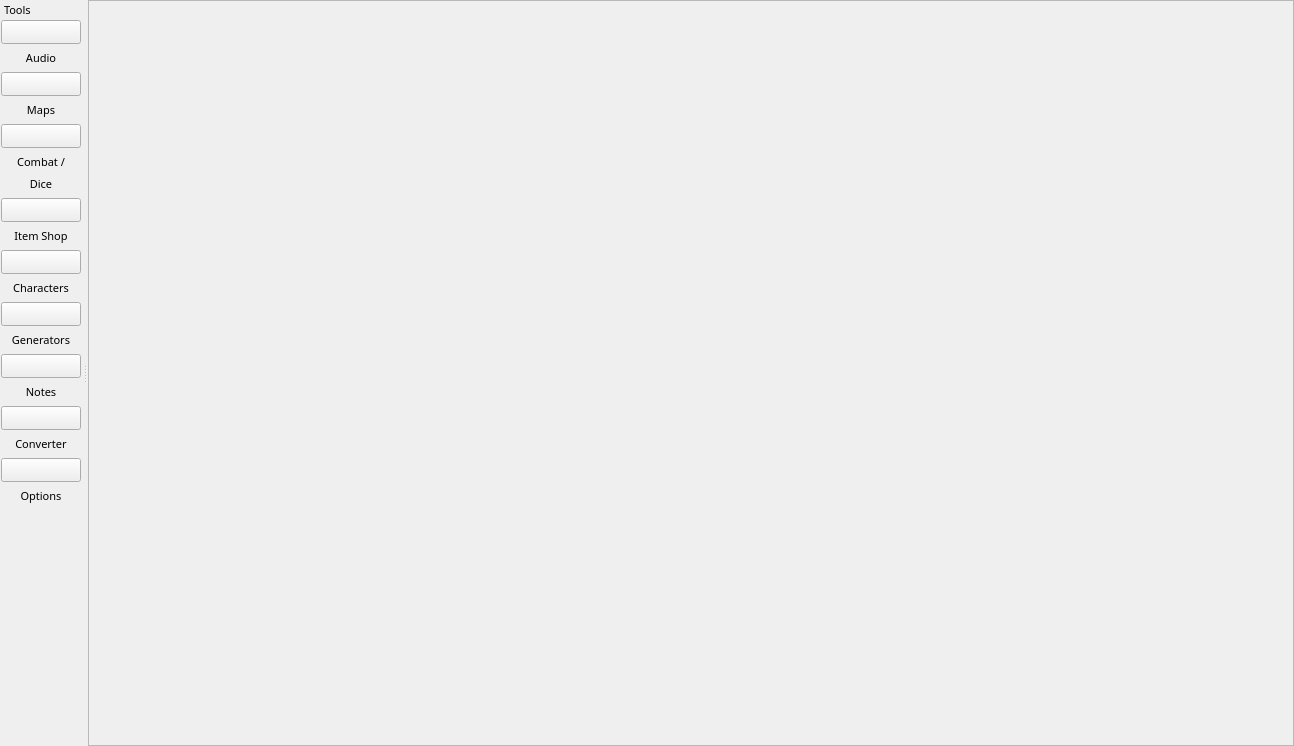
PhilInTheGaps/GM-Companion, file gm-companion/mainwindow.ui: the form before one commit.
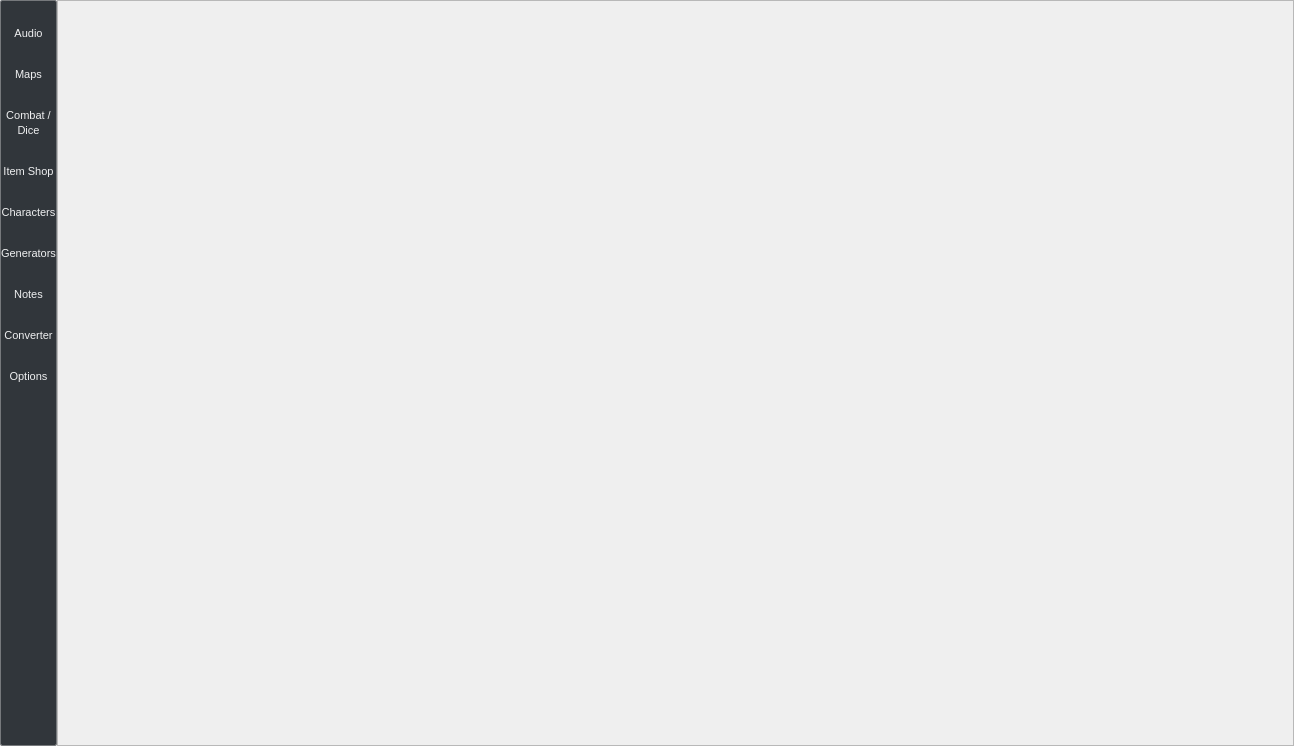
The form after the commit. Icons and pictures are not drawn.

Patch:
```diff
--- a/gm-companion/mainwindow.ui
+++ b/gm-companion/mainwindow.ui
@@ -62,6 +62,9 @@
     <string notr="true"/>
    </property>
    <layout class="QHBoxLayout" name="horizontalLayout">
+    <property name="spacing">
+     <number>0</number>
+    </property>
     <property name="leftMargin">
      <number>0</number>
     </property>
@@ -75,47 +78,12 @@
      <number>0</number>
     </property>
     <item>
-     <widget class="QStackedWidget" name="stackedWidget">
+     <widget class="QFrame" name="frame">
       <property name="sizePolicy">
-       <sizepolicy hsizetype="Preferred" vsizetype="Preferred">
+       <sizepolicy hsizetype="Maximum" vsizetype="Preferred">
         <horstretch>0</horstretch>
         <verstretch>0</verstretch>
        </sizepolicy>
-      </property>
-      <property name="frameShape">
-       <enum>QFrame::StyledPanel</enum>
-      </property>
-      <property name="frameShadow">
-       <enum>QFrame::Raised</enum>
-      </property>
-      <property name="lineWidth">
-       <number>1</number>
-      </property>
-     </widget>
-    </item>
-   </layout>
-  </widget>
-  <widget class="QDockWidget" name="dockWidget">
-   <property name="sizePolicy">
-    <sizepolicy hsizetype="Maximum" vsizetype="Minimum">
-     <horstretch>0</horstretch>
-     <verstretch>0</verstretch>
-    </sizepolicy>
-   </property>
-   <property name="minimumSize">
-    <size>
-     <width>82</width>
-     <height>334</height>
-    </size>
-   </property>
-   <property name="maximumSize">
-    <size>
-     <width>95</width>
-     <height>524287</height>
-    </size>
-   </property>
-   <property name="layoutDirection">
-    <enum>Qt::LeftToRight</enum>
    </property>
    <property name="styleSheet">
     <string notr="true">/*
@@ -174,303 +142,17 @@
     background-color: #18465d;
 }
 
-QCheckBox
-{
-    spacing: 5px;
-    outline: none;
-    color: #eff0f1;
-    margin-bottom: 2px;
-}
-
-QCheckBox:disabled
-{
-    color: #76797C;
-}
-
-QCheckBox::indicator,
-QGroupBox::indicator
-{
-    width: 18px;
-    height: 18px;
-}
-QGroupBox::indicator
-{
-    margin-left: 2px;
-}
-
-QCheckBox::indicator:unchecked
-{
-    image: url(:/qss_icons/rc/checkbox_unchecked.png);
-}
-
-QCheckBox::indicator:unchecked:hover,
-QCheckBox::indicator:unchecked:focus,
-QCheckBox::indicator:unchecked:pressed,
-QGroupBox::indicator:unchecked:hover,
-QGroupBox::indicator:unchecked:focus,
-QGroupBox::indicator:unchecked:pressed
-{
-  border: none;
-    image: url(:/qss_icons/rc/checkbox_unchecked_focus.png);
-}
-
-QCheckBox::indicator:checked
-{
-    image: url(:/qss_icons/rc/checkbox_checked.png);
-}
-
-QCheckBox::indicator:checked:hover,
-QCheckBox::indicator:checked:focus,
-QCheckBox::indicator:checked:pressed,
-QGroupBox::indicator:checked:hover,
-QGroupBox::indicator:checked:focus,
-QGroupBox::indicator:checked:pressed
-{
-  border: none;
-    image: url(:/qss_icons/rc/checkbox_checked_focus.png);
-}
-
-
-QCheckBox::indicator:indeterminate
-{
-    image: url(:/qss_icons/rc/checkbox_indeterminate.png);
-}
-
-QCheckBox::indicator:indeterminate:focus,
-QCheckBox::indicator:indeterminate:hover,
-QCheckBox::indicator:indeterminate:pressed
-{
-    image: url(:/qss_icons/rc/checkbox_indeterminate_focus.png);
-}
-
-QCheckBox::indicator:checked:disabled,
-QGroupBox::indicator:checked:disabled
-{
-    image: url(:/qss_icons/rc/checkbox_checked_disabled.png);
-}
-
-QCheckBox::indicator:unchecked:disabled,
-QGroupBox::indicator:unchecked:disabled
-{
-    image: url(:/qss_icons/rc/checkbox_unchecked_disabled.png);
-}
-
-QRadioButton
-{
-    spacing: 5px;
-    outline: none;
-    color: #eff0f1;
-    margin-bottom: 2px;
-}
-
-QRadioButton:disabled
-{
-    color: #76797C;
-}
-QRadioButton::indicator
-{
-    width: 21px;
-    height: 21px;
-}
-
-QRadioButton::indicator:unchecked
-{
-    image: url(:/qss_icons/rc/radio_unchecked.png);
-}
-
-
-QRadioButton::indicator:unchecked:hover,
-QRadioButton::indicator:unchecked:focus,
-QRadioButton::indicator:unchecked:pressed
-{
-    border: none;
-    outline: none;
-    image: url(:/qss_icons/rc/radio_unchecked_focus.png);
-}
-
-QRadioButton::indicator:checked
-{
-    border: none;
-    outline: none;
-    image: url(:/qss_icons/rc/radio_checked.png);
-}
-
-QRadioButton::indicator:checked:hover,
-QRadioButton::indicator:checked:focus,
-QRadioButton::indicator:checked:pressed
-{
-    border: none;
-    outline: none;
-    image: url(:/qss_icons/rc/radio_checked_focus.png);
-}
-
-QRadioButton::indicator:checked:disabled
-{
-    outline: none;
-    image: url(:/qss_icons/rc/radio_checked_disabled.png);
-}
-
-QRadioButton::indicator:unchecked:disabled
-{
-    image: url(:/qss_icons/rc/radio_unchecked_disabled.png);
-}
-
-
-QMenuBar
-{
-    background-color: #31363b;
-    color: #eff0f1;
-}
-
-QMenuBar::item
-{
-    background: transparent;
-}
-
-QMenuBar::item:selected
-{
-    background: transparent;
-    border: 1px solid #76797C;
-}
-
-QMenuBar::item:pressed
-{
-    border: 1px solid #76797C;
-    background-color: #3daee9;
-    color: #eff0f1;
-    margin-bottom:-1px;
-    padding-bottom:1px;
-}
-
-QMenu
-{
-    border: 1px solid #76797C;
-    color: #eff0f1;
-    margin: 2px;
-}
-
-QMenu::icon
-{
-    margin: 5px;
-}
-
-QMenu::item
-{
-    padding: 5px 30px 5px 30px;
-    border: 1px solid transparent; /* reserve space for selection border */
-}
-
-QMenu::item:selected
-{
-    color: #eff0f1;
-}
-
-QMenu::separator {
-    height: 2px;
-    background: lightblue;
-    margin-left: 10px;
-    margin-right: 5px;
-}
-
-QMenu::indicator {
-    width: 18px;
-    height: 18px;
-}
-
-/* non-exclusive indicator = check box style indicator
-   (see QActionGroup::setExclusive) */
-QMenu::indicator:non-exclusive:unchecked {
-    image: url(:/qss_icons/rc/checkbox_unchecked.png);
-}
-
-QMenu::indicator:non-exclusive:unchecked:selected {
-    image: url(:/qss_icons/rc/checkbox_unchecked_disabled.png);
-}
-
-QMenu::indicator:non-exclusive:checked {
-    image: url(:/qss_icons/rc/checkbox_checked.png);
-}
-
-QMenu::indicator:non-exclusive:checked:selected {
-    image: url(:/qss_icons/rc/checkbox_checked_disabled.png);
-}
-
-/* exclusive indicator = radio button style indicator (see QActionGroup::setExclusive) */
-QMenu::indicator:exclusive:unchecked {
-    image: url(:/qss_icons/rc/radio_unchecked.png);
-}
-
-QMenu::indicator:exclusive:unchecked:selected {
-    image: url(:/qss_icons/rc/radio_unchecked_disabled.png);
-}
-
-QMenu::indicator:exclusive:checked {
-    image: url(:/qss_icons/rc/radio_checked.png);
-}
-
-QMenu::indicator:exclusive:checked:selected {
-    image: url(:/qss_icons/rc/radio_checked_disabled.png);
-}
-
-QMenu::right-arrow {
-    margin: 5px;
-    image: url(:/qss_icons/rc/right_arrow.png)
-}
-
-
 QWidget:disabled
 {
     color: #454545;
     background-color: #31363b;
 }
 
-QAbstractItemView
-{
-    alternate-background-color: #31363b;
-    color: #eff0f1;
-    border: 1px solid 3A3939;
-    border-radius: 2px;
-}
-
 QWidget:focus, QMenuBar:focus
 {
     border: 1px solid #3daee9;
 }
 
-QTabWidget:focus, QCheckBox:focus, QRadioButton:focus, QSlider:focus
-{
-    border: none;
-}
-
-QLineEdit
-{
-    background-color: #232629;
-    padding: 5px;
-    border-style: solid;
-    border: 1px solid #76797C;
-    border-radius: 2px;
-    color: #eff0f1;
-}
-
-QAbstractItemView QLineEdit
-{
-    padding: 0;
-}
-
-QGroupBox {
-    border:1px solid #76797C;
-    border-radius: 2px;
-    margin-top: 20px;
-}
-
-QGroupBox::title {
-    subcontrol-origin: margin;
-    subcontrol-position: top center;
-    padding-left: 10px;
-    padding-right: 10px;
-    padding-top: 10px;
-}
-
 QAbstractScrollArea
 {
     border-radius: 2px;
@@ -478,86 +160,20 @@
     background-color: transparent;
 }
 
-QScrollBar:horizontal
-{
-    height: 15px;
-    margin: 3px 15px 3px 15px;
-    border: 1px transparent #2A2929;
-    border-radius: 4px;
-    background-color: #2A2929;
-}
-
-QScrollBar::handle:horizontal
-{
-    background-color: #605F5F;
-    min-width: 5px;
-    border-radius: 4px;
-}
-
-QScrollBar::add-line:horizontal
-{
-    margin: 0px 3px 0px 3px;
-    border-image: url(:/qss_icons/rc/right_arrow_disabled.png);
-    width: 10px;
-    height: 10px;
-    subcontrol-position: right;
-    subcontrol-origin: margin;
-}
-
-QScrollBar::sub-line:horizontal
-{
-    margin: 0px 3px 0px 3px;
-    border-image: url(:/qss_icons/rc/left_arrow_disabled.png);
-    height: 10px;
-    width: 10px;
-    subcontrol-position: left;
-    subcontrol-origin: margin;
-}
-
-QScrollBar::add-line:horizontal:hover,QScrollBar::add-line:horizontal:on
-{
-    border-image: url(:/qss_icons/rc/right_arrow.png);
-    height: 10px;
-    width: 10px;
-    subcontrol-position: right;
-    subcontrol-origin: margin;
-}
-
-
-QScrollBar::sub-line:horizontal:hover, QScrollBar::sub-line:horizontal:on
-{
-    border-image: url(:/qss_icons/rc/left_arrow.png);
-    height: 10px;
-    width: 10px;
-    subcontrol-position: left;
-    subcontrol-origin: margin;
-}
-
-QScrollBar::up-arrow:horizontal, QScrollBar::down-arrow:horizontal
-{
-    background: none;
-}
-
-
-QScrollBar::add-page:horizontal, QScrollBar::sub-page:horizontal
-{
-    background: none;
-}
-
 QScrollBar:vertical
 {
     background-color: #2A2929;
-    width: 15px;
-    margin: 15px 3px 15px 3px;
-    border: 1px transparent #2A2929;
-    border-radius: 4px;
+    width: 0px;
+    margin: 0px 0px 0px 0px;
+    border: 0px transparent #2A2929;
+    border-radius: 0px;
 }
 
 QScrollBar::handle:vertical
 {
     background-color: #605F5F;
-    min-height: 5px;
-    border-radius: 4px;
+    min-height: 0px;
+    border-radius: 0px;
 }
 
 QScrollBar::sub-line:vertical
@@ -565,7 +181,7 @@
     margin: 3px 0px 3px 0px;
     border-image: url(:/qss_icons/rc/up_arrow_disabled.png);
     height: 10px;
-    width: 10px;
+    width: 0px;
     subcontrol-position: top;
     subcontrol-origin: margin;
 }
@@ -575,7 +191,7 @@
     margin: 3px 0px 3px 0px;
     border-image: url(:/qss_icons/rc/down_arrow_disabled.png);
     height: 10px;
-    width: 10px;
+    width: 0px;
     subcontrol-position: bottom;
     subcontrol-origin: margin;
 }
@@ -585,7 +201,7 @@
 
     border-image: url(:/qss_icons/rc/up_arrow.png);
     height: 10px;
-    width: 10px;
+    width: 0px;
     subcontrol-position: top;
     subcontrol-origin: margin;
 }
@@ -595,7 +211,7 @@
 {
     border-image: url(:/qss_icons/rc/down_arrow.png);
     height: 10px;
-    width: 10px;
+    width: 0px;
     subcontrol-position: bottom;
     subcontrol-origin: margin;
 }
@@ -605,72 +221,17 @@
     background: none;
 }
 
-
 QScrollBar::add-page:vertical, QScrollBar::sub-page:vertical
 {
     background: none;
 }
 
-QTextEdit
-{
-    background-color: #232629;
-    color: #eff0f1;
-    border: 1px solid #76797C;
-}
-
-QPlainTextEdit
-{
-    background-color: #232629;;
-    color: #eff0f1;
-    border-radius: 2px;
-    border: 1px solid #76797C;
-}
-
-QHeaderView::section
-{
-    background-color: #76797C;
-    color: #eff0f1;
-    padding: 5px;
-    border: 1px solid #76797C;
-}
-
 QSizeGrip {
     image: url(:/qss_icons/rc/sizegrip.png);
     width: 12px;
     height: 12px;
 }
 
-
-QMainWindow::separator
-{
-    background-color: #31363b;
-    color: transparent;
-    padding-left: 4px;
-    spacing: 2px;
-    border: 1px #76797C;
-}
-
-QMainWindow::separator:hover
-{
-    background-color: #787876;
-    color: white;
-    padding-left: 4px;
-    border: 1px solid #76797C;
-    spacing: 2px;
-}
-
-
-QMenu::separator
-{
-    height: 1px;
-    background-color: #76797C;
-    color: white;
-    padding-left: 4px;
-    margin-left: 10px;
-    margin-right: 5px;
-}
-
-
 QFrame
 {
     border-radius: 2px;
@@ -683,38 +244,11 @@
     border: 1px transparent #76797C;
 }
 
-QStackedWidget
-{
-    border: 1px transparent black;
-}
-
-QToolBar {
-    border: 1px transparent #393838;
-    background: 1px solid #31363b;
-    font-weight: bold;
-}
-
-QToolBar::handle:horizontal {
-    image: url(:/qss_icons/rc/Hmovetoolbar.png);
-}
-QToolBar::handle:vertical {
-    image: url(:/qss_icons/rc/Vmovetoolbar.png);
-}
-QToolBar::separator:horizontal {
-    image: url(:/qss_icons/rc/Hsepartoolbar.png);
-}
-QToolBar::separator:vertical {
-    image: url(:/qss_icons/rc/Vsepartoolbar.png);
-}
-QToolButton#qt_toolbar_ext_button {
-    background: #58595a
-}
-
 QPushButton
 {
     color: #eff0f1;
     background-color: #31363b;
-    border-width: 1px;
+    border-width: 0px;
     border-color: #76797C;
     border-style: solid;
     padding: 5px;
@@ -722,6 +256,12 @@
     outline: none;
 }
 
+QPushButton:hover
+{
+	border-width: 1px;
+	background-color: rgb(0, 85, 127);
+}
+
 QPushButton:disabled
 {
     background-color: #31363b;
@@ -748,731 +288,71 @@
     padding-bottom: -17px;
 }
 
-QComboBox
-{
-    selection-background-color: #3daee9;
-    border-style: solid;
-    border: 1px solid #76797C;
-    border-radius: 2px;
-    padding: 5px;
-    min-width: 75px;
-}
-
-QPushButton:checked{
-    background-color: #76797C;
-    border-color: #6A6969;
-}
-
-QComboBox:hover,QPushButton:hover,QAbstractSpinBox:hover,QLineEdit:hover,QTextEdit:hover,QPlainTextEdit:hover,QAbstractView:hover,QTreeView:hover
-{
-    border: 1px solid #3daee9;
-    color: #eff0f1;
-}
-
-QComboBox:on
-{
-    padding-top: 3px;
-    padding-left: 4px;
-    selection-background-color: #4a4a4a;
-}
-
-QComboBox QAbstractItemView
-{
-    background-color: #232629;
-    border-radius: 2px;
-    border: 1px solid #76797C;
-    selection-background-color: #18465d;
-}
-
-QComboBox::drop-down
-{
-    subcontrol-origin: padding;
-    subcontrol-position: top right;
-    width: 15px;
-
-    border-left-width: 0px;
-    border-left-color: darkgray;
-    border-left-style: solid;
-    border-top-right-radius: 3px;
-    border-bottom-right-radius: 3px;
-}
-
-QComboBox::down-arrow
-{
-    image: url(:/qss_icons/rc/down_arrow_disabled.png);
-}
-
-QComboBox::down-arrow:on, QComboBox::down-arrow:hover,
-QComboBox::down-arrow:focus
-{
-    image: url(:/qss_icons/rc/down_arrow.png);
-}
-
-QAbstractSpinBox {
-    padding: 5px;
-    border: 1px solid #76797C;
-    background-color: #232629;
-    color: #eff0f1;
-    border-radius: 2px;
-    min-width: 75px;
-}
-
-QAbstractSpinBox:up-button
-{
-    background-color: transparent;
-    subcontrol-origin: border;
-    subcontrol-position: center right;
-}
-
-QAbstractSpinBox:down-button
-{
-    background-color: transparent;
-    subcontrol-origin: border;
-    subcontrol-position: center left;
-}
-
-QAbstractSpinBox::up-arrow,QAbstractSpinBox::up-arrow:disabled,QAbstractSpinBox::up-arrow:off {
-    image: url(:/qss_icons/rc/up_arrow_disabled.png);
-    width: 10px;
-    height: 10px;
-}
-QAbstractSpinBox::up-arrow:hover
-{
-    image: url(:/qss_icons/rc/up_arrow.png);
-}
-
-
-QAbstractSpinBox::down-arrow,QAbstractSpinBox::down-arrow:disabled,QAbstractSpinBox::down-arrow:off
-{
-    image: url(:/qss_icons/rc/down_arrow_disabled.png);
-    width: 10px;
-    height: 10px;
-}
-QAbstractSpinBox::down-arrow:hover
-{
-    image: url(:/qss_icons/rc/down_arrow.png);
-}
-
-
 QLabel
 {
     border: 0px solid black;
 }
 
-QTabWidget{
-    border: 0px transparent black;
-}
-
-QTabWidget::pane {
-    border: 1px solid #76797C;
-    padding: 5px;
-    margin: 0px;
-}
-
-QTabWidget::tab-bar {
-    left: 5px; /* move to the right by 5px */
-}
-
-QTabBar
-{
-    qproperty-drawBase: 0;
-    border-radius: 3px;
-}
-
-QTabBar:focus
-{
-    border: 0px transparent black;
-}
-
-QTabBar::close-button  {
-    image: url(:/qss_icons/rc/close.png);
-    background: transparent;
-}
-
-QTabBar::close-button:hover
-{
-    image: url(:/qss_icons/rc/close-hover.png);
-    background: transparent;
-}
-
-QTabBar::close-button:pressed {
-    image: url(:/qss_icons/rc/close-pressed.png);
-    background: transparent;
-}
-
-/* TOP TABS */
-QTabBar::tab:top {
-    color: #eff0f1;
-    border: 1px solid #76797C;
-    border-bottom: 1px transparent black;
-    background-color: #31363b;
-    padding: 5px;
-    min-width: 50px;
-    border-top-left-radius: 2px;
-    border-top-right-radius: 2px;
-}
-
-QTabBar::tab:top:!selected
-{
-    color: #eff0f1;
-    background-color: #54575B;
-    border: 1px solid #76797C;
-    border-bottom: 1px transparent black;
-    border-top-left-radius: 2px;
-    border-top-right-radius: 2px;    
-}
-
-QTabBar::tab:top:!selected:hover {
-    background-color: #3daee9;
-}
-
-/* BOTTOM TABS */
-QTabBar::tab:bottom {
-    color: #eff0f1;
-    border: 1px solid #76797C;
-    border-top: 1px transparent black;
-    background-color: #31363b;
-    padding: 5px;
-    border-bottom-left-radius: 2px;
-    border-bottom-right-radius: 2px;
-    min-width: 50px;
-}
-
-QTabBar::tab:bottom:!selected
-{
-    color: #eff0f1;
-    background-color: #54575B;
-    border: 1px solid #76797C;
-    border-top: 1px transparent black;
-    border-bottom-left-radius: 2px;
-    border-bottom-right-radius: 2px;
-}
-
-QTabBar::tab:bottom:!selected:hover {
-    background-color: #3daee9;
-}
-
-/* LEFT TABS */
-QTabBar::tab:left {
-    color: #eff0f1;
-    border: 1px solid #76797C;
-    border-left: 1px transparent black;
-    background-color: #31363b;
-    padding: 5px;
-    border-top-right-radius: 2px;
-    border-bottom-right-radius: 2px;
-    min-height: 50px;
-}
-
-QTabBar::tab:left:!selected
-{
-    color: #eff0f1;
-    background-color: #54575B;
-    border: 1px solid #76797C;
-    border-left: 1px transparent black;
-    border-top-right-radius: 2px;
-    border-bottom-right-radius: 2px;
-}
-
-QTabBar::tab:left:!selected:hover {
-    background-color: #3daee9;
-}
-
-
-/* RIGHT TABS */
-QTabBar::tab:right {
-    color: #eff0f1;
-    border: 1px solid #76797C;
-    border-right: 1px transparent black;
-    background-color: #31363b;
-    padding: 5px;
-    border-top-left-radius: 2px;
-    border-bottom-left-radius: 2px;
-    min-height: 50px;
-}
-
-QTabBar::tab:right:!selected
-{
-    color: #eff0f1;
-    background-color: #54575B;
-    border: 1px solid #76797C;
-    border-right: 1px transparent black;
-    border-top-left-radius: 2px;
-    border-bottom-left-radius: 2px;
-}
-
-QTabBar::tab:right:!selected:hover {
-    background-color: #3daee9;
-}
-
-QTabBar QToolButton::right-arrow:enabled {
-     image: url(:/qss_icons/rc/right_arrow.png);
- }
-
- QTabBar QToolButton::left-arrow:enabled {
-     image: url(:/qss_icons/rc/left_arrow.png);
- }
-
-QTabBar QToolButton::right-arrow:disabled {
-     image: url(:/qss_icons/rc/right_arrow_disabled.png);
- }
-
- QTabBar QToolButton::left-arrow:disabled {
-     image: url(:/qss_icons/rc/left_arrow_disabled.png);
- }
-
-QDockWidget {
+QDockWidget
+ {
     background: #31363b;
     border: 1px solid #403F3F;
     titlebar-close-icon: url(:/qss_icons/rc/close.png);
     titlebar-normal-icon: url(:/qss_icons/rc/undock.png);
 }
 
-QDockWidget::close-button, QDockWidget::float-button {
+QDockWidget::close-button, QDockWidget::float-button 
+{
     border: 1px solid transparent;
     border-radius: 2px;
     background: transparent;
 }
 
-QDockWidget::close-button:hover, QDockWidget::float-button:hover {
+QDockWidget::close-button:hover, QDockWidget::float-button:hover 
+{
     background: rgba(255, 255, 255, 10);
 }
 
-QDockWidget::close-button:pressed, QDockWidget::float-button:pressed {
+QDockWidget::close-button:pressed, QDockWidget::float-button:pressed 
+{
     padding: 1px -1px -1px 1px;
     background: rgba(255, 255, 255, 10);
 }
 
-QTreeView, QListView
+QPushButton::menu-indicator 
 {
-    border: 1px solid #76797C;
-    background-color: #232629;
-}
-
-QTreeView:branch:selected, QTreeView:branch:hover
-{
-    background: url(:/qss_icons/rc/transparent.png);
-}
-
-QTreeView::branch:has-siblings:!adjoins-item {
-    border-image: url(:/qss_icons/rc/transparent.png);
-}
-
-QTreeView::branch:has-siblings:adjoins-item {
-    border-image: url(:/qss_icons/rc/transparent.png);
-}
-
-QTreeView::branch:!has-children:!has-siblings:adjoins-item {
-    border-image: url(:/qss_icons/rc/transparent.png);
-}
-
-QTreeView::branch:has-children:!has-siblings:closed,
-QTreeView::branch:closed:has-children:has-siblings {
-    image: url(:/qss_icons/rc/branch_closed.png);
-}
-
-QTreeView::branch:open:has-children:!has-siblings,
-QTreeView::branch:open:has-children:has-siblings  {
-    image: url(:/qss_icons/rc/branch_open.png);
-}
-
-QTreeView::branch:has-children:!has-siblings:closed:hover,
-QTreeView::branch:closed:has-children:has-siblings:hover {
-    image: url(:/qss_icons/rc/branch_closed-on.png);
-    }
-
-QTreeView::branch:open:has-children:!has-siblings:hover,
-QTreeView::branch:open:has-children:has-siblings:hover  {
-    image: url(:/qss_icons/rc/branch_open-on.png);
-    }
-
-QListView::item:!selected:hover, QTreeView::item:!selected:hover  {
-    background: #18465d;
-    outline: 0;
-    color: #eff0f1
-}
-
-QListView::item:selected:hover, QTreeView::item:selected:hover  {
-    background: #287399;
-    color: #eff0f1;
-}
-
-QSlider::groove:horizontal {
-    border: 1px solid #565a5e;
-    height: 4px;
-    background: #565a5e;
-    margin: 0px;
-    border-radius: 2px;
-}
-
-QSlider::handle:horizontal {
-    background: #232629;
-    border: 1px solid #565a5e;
-    width: 16px;
-    height: 16px;
-    margin: -8px 0;
-    border-radius: 9px;
-}
-
-QSlider::groove:vertical {
-    border: 1px solid #565a5e;
-    width: 4px;
-    background: #565a5e;
-    margin: 0px;
-    border-radius: 3px;
-}
-
-QSlider::handle:vertical {
-    background: #232629;
-    border: 1px solid #565a5e;
-    width: 16px;
-    height: 16px;
-    margin: 0 -8px;
-    border-radius: 9px;
-}
-
-QToolButton {
-    background-color: transparent;
-    border: 1px transparent #76797C;
-    border-radius: 2px;
-    margin: 3px;
-    padding: 5px;
-}
-
-QToolButton[popupMode=&quot;1&quot;] { /* only for MenuButtonPopup */
- padding-right: 20px; /* make way for the popup button */
- border: 1px #76797C;
- border-radius: 5px;
-}
-
-QToolButton[popupMode=&quot;2&quot;] { /* only for InstantPopup */
- padding-right: 10px; /* make way for the popup button */
- border: 1px #76797C;
-}
-
-
-QToolButton:hover, QToolButton::menu-button:hover {
-    background-color: transparent;
-    border: 1px solid #3daee9;
-    padding: 5px;
-}
-
-QToolButton:checked, QToolButton:pressed,
-        QToolButton::menu-button:pressed {
-    background-color: #3daee9;
-    border: 1px solid #3daee9;
-    padding: 5px;
-}
-
-/* the subcontrol below is used only in the InstantPopup or DelayedPopup mode */
-QToolButton::menu-indicator {
-    image: url(:/qss_icons/rc/down_arrow.png);
-    top: -7px; left: -2px; /* shift it a bit */
-}
-
-/* the subcontrols below are used only in the MenuButtonPopup mode */
-QToolButton::menu-button {
-    border: 1px transparent #76797C;
-    border-top-right-radius: 6px;
-    border-bottom-right-radius: 6px;
-    /* 16px width + 4px for border = 20px allocated above */
-    width: 16px;
-    outline: none;
-}
-
-QToolButton::menu-arrow {
-    image: url(:/qss_icons/rc/down_arrow.png);
-}
-
-QToolButton::menu-arrow:open {
-    border: 1px solid #76797C;
-}
-
-QPushButton::menu-indicator  {
     subcontrol-origin: padding;
     subcontrol-position: bottom right;
     left: 8px;
 }
-
-QTableView
-{
-    border: 1px solid #76797C;
-    gridline-color: #31363b;
-    background-color: #232629;
-}
-
-
-QTableView, QHeaderView
-{
-    border-radius: 0px;
-}
-
-QTableView::item:pressed, QListView::item:pressed, QTreeView::item:pressed  {
-    background: #18465d;
-    color: #eff0f1;
-}
-
-QTableView::item:selected:active, QTreeView::item:selected:active, QListView::item:selected:active  {
-    background: #287399;
-    color: #eff0f1;
-}
-
-
-QHeaderView
-{
-    background-color: #31363b;
-    border: 1px transparent;
-    border-radius: 0px;
-    margin: 0px;
-    padding: 0px;
-
-}
-
-QHeaderView::section  {
-    background-color: #31363b;
-    color: #eff0f1;
-    padding: 5px;
-    border: 1px solid #76797C;
-    border-radius: 0px;
-    text-align: center;
-}
-
-QHeaderView::section::vertical::first, QHeaderView::section::vertical::only-one
-{
-    border-top: 1px solid #76797C;
-}
-
-QHeaderView::section::vertical
-{
-    border-top: transparent;
-}
-
-QHeaderView::section::horizontal::first, QHeaderView::section::horizontal::only-one
-{
-    border-left: 1px solid #76797C;
-}
-
-QHeaderView::section::horizontal
-{
-    border-left: transparent;
-}
-
-
-QHeaderView::section:checked
- {
-    color: white;
-    background-color: #334e5e;
- }
-
- /* style the sort indicator */
-QHeaderView::down-arrow {
-    image: url(:/qss_icons/rc/down_arrow.png);
-}
-
-QHeaderView::up-arrow {
-    image: url(:/qss_icons/rc/up_arrow.png);
-}
-
-
-QTableCornerButton::section {
-    background-color: #31363b;
-    border: 1px transparent #76797C;
-    border-radius: 0px;
-}
-
-QToolBox  {
-    padding: 5px;
-    border: 1px transparent black;
-}
-
-QToolBox::tab {
-    color: #eff0f1;
-    background-color: #31363b;
-    border: 1px solid #76797C;
-    border-bottom: 1px transparent #31363b;
-    border-top-left-radius: 5px;
-    border-top-right-radius: 5px;
-}
-
-QToolBox::tab:selected { /* italicize selected tabs */
-    font: italic;
-    background-color: #31363b;
-    border-color: #3daee9;
- }
-
-QStatusBar::item {
-    border: 0px transparent dark;
- }
-
-
-QFrame[height=&quot;3&quot;], QFrame[width=&quot;3&quot;] {
-    background-color: #76797C;
-}
-
-
-QSplitter::handle {
-    border: 1px dashed #76797C;
-}
-
-QSplitter::handle:hover {
-    background-color: #787876;
-    border: 1px solid #76797C;
-}
-
-QSplitter::handle:horizontal {
-    width: 1px;
-}
-
-QSplitter::handle:vertical {
-    height: 1px;
-}
-
-QProgressBar {
-    border: 1px solid #76797C;
-    border-radius: 5px;
-    text-align: center;
-}
-
-QProgressBar::chunk {
-    background-color: #05B8CC;
-}
-
-QDateEdit
-{
-    selection-background-color: #3daee9;
-    border-style: solid;
-    border: 1px solid #3375A3;
-    border-radius: 2px;
-    padding: 1px;
-    min-width: 75px;
-}
-
-QDateEdit:on
-{
-    padding-top: 3px;
-    padding-left: 4px;
-    selection-background-color: #4a4a4a;
-}
-
-QDateEdit QAbstractItemView
-{
-    background-color: #232629;
-    border-radius: 2px;
-    border: 1px solid #3375A3;
-    selection-background-color: #3daee9;
-}
-
-QDateEdit::drop-down
-{
-    subcontrol-origin: padding;
-    subcontrol-position: top right;
-    width: 15px;
-    border-left-width: 0px;
-    border-left-color: darkgray;
-    border-left-style: solid;
-    border-top-right-radius: 3px;
-    border-bottom-right-radius: 3px;
-}
-
-QDateEdit::down-arrow
-{
-    image: url(:/qss_icons/rc/down_arrow_disabled.png);
-}
-
-QDateEdit::down-arrow:on, QDateEdit::down-arrow:hover,
-QDateEdit::down-arrow:focus
-{
-    image: url(:/qss_icons/rc/down_arrow.png);
-}
 </string>
    </property>
-   <property name="floating">
-    <bool>false</bool>
-   </property>
-   <property name="features">
-    <set>QDockWidget::DockWidgetMovable</set>
-   </property>
-   <property name="allowedAreas">
-    <set>Qt::LeftDockWidgetArea|Qt::RightDockWidgetArea</set>
-   </property>
-   <property name="windowTitle">
-    <string>Tools</string>
-   </property>
-   <attribute name="dockWidgetArea">
-    <number>1</number>
-   </attribute>
-   <widget class="QWidget" name="dockWidgetContents">
-    <layout class="QVBoxLayout" name="verticalLayout_2">
-     <property name="spacing">
-      <number>6</number>
-     </property>
-     <property name="leftMargin">
-      <number>0</number>
-     </property>
-     <property name="topMargin">
-      <number>0</number>
-     </property>
-     <property name="rightMargin">
-      <number>0</number>
-     </property>
-     <property name="bottomMargin">
-      <number>0</number>
-     </property>
-     <item>
-      <widget class="QScrollArea" name="scrollArea">
-       <property name="sizePolicy">
-        <sizepolicy hsizetype="Minimum" vsizetype="Minimum">
-         <horstretch>0</horstretch>
-         <verstretch>0</verstretch>
-        </sizepolicy>
-       </property>
        <property name="frameShape">
         <enum>QFrame::NoFrame</enum>
        </property>
-       <property name="horizontalScrollBarPolicy">
-        <enum>Qt::ScrollBarAlwaysOff</enum>
-       </property>
-       <property name="widgetResizable">
-        <bool>true</bool>
-       </property>
-       <property name="alignment">
-        <set>Qt::AlignHCenter|Qt::AlignTop</set>
-       </property>
-       <widget class="QWidget" name="scrollAreaWidgetContents">
-        <property name="geometry">
-         <rect>
-          <x>0</x>
-          <y>0</y>
-          <width>82</width>
-          <height>724</height>
-         </rect>
-        </property>
-        <property name="sizePolicy">
-         <sizepolicy hsizetype="Minimum" vsizetype="Minimum">
-          <horstretch>0</horstretch>
-          <verstretch>0</verstretch>
-         </sizepolicy>
-        </property>
-        <layout class="QVBoxLayout" name="verticalLayout">
-         <property name="sizeConstraint">
-          <enum>QLayout::SetNoConstraint</enum>
+      <property name="frameShadow">
+       <enum>QFrame::Raised</enum>
+      </property>
+      <layout class="QVBoxLayout" name="verticalLayout_3">
+       <property name="spacing">
+        <number>2</number>
          </property>
          <property name="leftMargin">
-          <number>1</number>
+        <number>0</number>
          </property>
          <property name="topMargin">
-          <number>1</number>
+        <number>0</number>
          </property>
          <property name="rightMargin">
-          <number>1</number>
+        <number>0</number>
          </property>
          <property name="bottomMargin">
-          <number>1</number>
+        <number>0</number>
          </property>
          <item>
           <widget class="QPushButton" name="pushButton_audioTool">
            <property name="sizePolicy">
-            <sizepolicy hsizetype="Minimum" vsizetype="Minimum">
+          <sizepolicy hsizetype="Minimum" vsizetype="Maximum">
              <horstretch>0</horstretch>
              <verstretch>0</verstretch>
             </sizepolicy>
@@ -1480,6 +360,9 @@
            <property name="toolTip">
             <string>Audio Tool</string>
            </property>
+         <property name="layoutDirection">
+          <enum>Qt::LeftToRight</enum>
+         </property>
            <property name="text">
             <string/>
            </property>
@@ -1508,13 +391,18 @@
           </widget>
          </item>
          <item>
-          <widget class="QLabel" name="label">
+        <widget class="QLabel" name="label_audio">
            <property name="sizePolicy">
             <sizepolicy hsizetype="Minimum" vsizetype="Maximum">
              <horstretch>0</horstretch>
              <verstretch>0</verstretch>
             </sizepolicy>
            </property>
+         <property name="font">
+          <font>
+           <pointsize>8</pointsize>
+          </font>
+         </property>
            <property name="text">
             <string>Audio</string>
            </property>
@@ -1529,7 +417,7 @@
          <item>
           <widget class="QPushButton" name="pushButton_mapTool">
            <property name="sizePolicy">
-            <sizepolicy hsizetype="Minimum" vsizetype="Minimum">
+          <sizepolicy hsizetype="Minimum" vsizetype="Maximum">
              <horstretch>0</horstretch>
              <verstretch>0</verstretch>
             </sizepolicy>
@@ -1537,6 +425,9 @@
            <property name="toolTip">
             <string>Map Tool</string>
            </property>
+         <property name="layoutDirection">
+          <enum>Qt::LeftToRight</enum>
+         </property>
            <property name="text">
             <string/>
            </property>
@@ -1553,13 +444,18 @@
           </widget>
          </item>
          <item>
-          <widget class="QLabel" name="label_2">
+        <widget class="QLabel" name="label_maps">
            <property name="sizePolicy">
             <sizepolicy hsizetype="Minimum" vsizetype="Maximum">
              <horstretch>0</horstretch>
              <verstretch>0</verstretch>
             </sizepolicy>
            </property>
+         <property name="font">
+          <font>
+           <pointsize>8</pointsize>
+          </font>
+         </property>
            <property name="text">
             <string>Maps</string>
            </property>
@@ -1574,7 +470,7 @@
          <item>
           <widget class="QPushButton" name="pushButton_combatTracker">
            <property name="sizePolicy">
-            <sizepolicy hsizetype="Minimum" vsizetype="Minimum">
+          <sizepolicy hsizetype="Minimum" vsizetype="Maximum">
              <horstretch>0</horstretch>
              <verstretch>0</verstretch>
             </sizepolicy>
@@ -1582,6 +478,9 @@
            <property name="toolTip">
             <string>Combat Tracker and Dice Tool</string>
            </property>
+         <property name="layoutDirection">
+          <enum>Qt::LeftToRight</enum>
+         </property>
            <property name="text">
             <string/>
            </property>
@@ -1598,13 +497,18 @@
           </widget>
          </item>
          <item>
-          <widget class="QLabel" name="label_8">
+        <widget class="QLabel" name="label_combat">
            <property name="sizePolicy">
             <sizepolicy hsizetype="Minimum" vsizetype="Maximum">
              <horstretch>0</horstretch>
              <verstretch>0</verstretch>
             </sizepolicy>
            </property>
+         <property name="font">
+          <font>
+           <pointsize>8</pointsize>
+          </font>
+         </property>
            <property name="text">
             <string>Combat /</string>
            </property>
@@ -1620,13 +524,18 @@
           </widget>
          </item>
          <item>
-          <widget class="QLabel" name="label_3">
+        <widget class="QLabel" name="label_dice">
            <property name="sizePolicy">
             <sizepolicy hsizetype="Preferred" vsizetype="Maximum">
              <horstretch>0</horstretch>
              <verstretch>0</verstretch>
             </sizepolicy>
            </property>
+         <property name="font">
+          <font>
+           <pointsize>8</pointsize>
+          </font>
+         </property>
            <property name="text">
             <string>Dice</string>
            </property>
@@ -1641,7 +550,7 @@
          <item>
           <widget class="QPushButton" name="pushButton_shopTool">
            <property name="sizePolicy">
-            <sizepolicy hsizetype="Minimum" vsizetype="Minimum">
+          <sizepolicy hsizetype="Minimum" vsizetype="Maximum">
              <horstretch>0</horstretch>
              <verstretch>0</verstretch>
             </sizepolicy>
@@ -1649,13 +558,31 @@
            <property name="toolTip">
             <string>Item Shop</string>
            </property>
+         <property name="layoutDirection">
+          <enum>Qt::LeftToRight</enum>
+         </property>
            <property name="text">
             <string/>
            </property>
+         <property name="icon">
+          <iconset resource="resources.qrc">
+           <normaloff>:/icons/media/stop.png</normaloff>:/icons/media/stop.png</iconset>
+         </property>
+         <property name="iconSize">
+          <size>
+           <width>37</width>
+           <height>37</height>
+          </size>
+         </property>
           </widget>
          </item>
          <item>
-          <widget class="QLabel" name="label_9">
+        <widget class="QLabel" name="label_shop">
+         <property name="font">
+          <font>
+           <pointsize>8</pointsize>
+          </font>
+         </property>
            <property name="text">
             <string>Item Shop</string>
            </property>
@@ -1667,7 +594,7 @@
          <item>
           <widget class="QPushButton" name="pushButton_characters">
            <property name="sizePolicy">
-            <sizepolicy hsizetype="Minimum" vsizetype="Minimum">
+          <sizepolicy hsizetype="Minimum" vsizetype="Maximum">
              <horstretch>0</horstretch>
              <verstretch>0</verstretch>
             </sizepolicy>
@@ -1675,6 +602,9 @@
            <property name="toolTip">
             <string>Characters</string>
            </property>
+         <property name="layoutDirection">
+          <enum>Qt::LeftToRight</enum>
+         </property>
            <property name="text">
             <string/>
            </property>
@@ -1691,13 +621,18 @@
           </widget>
          </item>
          <item>
-          <widget class="QLabel" name="label_4">
+        <widget class="QLabel" name="label_characters">
            <property name="sizePolicy">
             <sizepolicy hsizetype="Minimum" vsizetype="Maximum">
              <horstretch>0</horstretch>
              <verstretch>0</verstretch>
             </sizepolicy>
            </property>
+         <property name="font">
+          <font>
+           <pointsize>8</pointsize>
+          </font>
+         </property>
            <property name="text">
             <string>Characters</string>
            </property>
@@ -1712,7 +647,7 @@
          <item>
           <widget class="QPushButton" name="pushButton_generators">
            <property name="sizePolicy">
-            <sizepolicy hsizetype="Minimum" vsizetype="Minimum">
+          <sizepolicy hsizetype="Minimum" vsizetype="Maximum">
              <horstretch>0</horstretch>
              <verstretch>0</verstretch>
             </sizepolicy>
@@ -1720,6 +655,9 @@
            <property name="toolTip">
             <string>Generators</string>
            </property>
+         <property name="layoutDirection">
+          <enum>Qt::LeftToRight</enum>
+         </property>
            <property name="text">
             <string/>
            </property>
@@ -1736,13 +674,18 @@
           </widget>
          </item>
          <item>
-          <widget class="QLabel" name="label_5">
+        <widget class="QLabel" name="label_generators">
            <property name="sizePolicy">
             <sizepolicy hsizetype="Minimum" vsizetype="Maximum">
              <horstretch>0</horstretch>
              <verstretch>0</verstretch>
             </sizepolicy>
            </property>
+         <property name="font">
+          <font>
+           <pointsize>8</pointsize>
+          </font>
+         </property>
            <property name="text">
             <string>Generators</string>
            </property>
@@ -1757,7 +700,7 @@
          <item>
           <widget class="QPushButton" name="pushButton_notes">
            <property name="sizePolicy">
-            <sizepolicy hsizetype="Minimum" vsizetype="Minimum">
+          <sizepolicy hsizetype="Minimum" vsizetype="Maximum">
              <horstretch>0</horstretch>
              <verstretch>0</verstretch>
             </sizepolicy>
@@ -1765,6 +708,9 @@
            <property name="toolTip">
             <string>Notes</string>
            </property>
+         <property name="layoutDirection">
+          <enum>Qt::LeftToRight</enum>
+         </property>
            <property name="text">
             <string/>
            </property>
@@ -1781,13 +727,18 @@
           </widget>
          </item>
          <item>
-          <widget class="QLabel" name="label_6">
+        <widget class="QLabel" name="label_notes">
            <property name="sizePolicy">
             <sizepolicy hsizetype="Minimum" vsizetype="Maximum">
              <horstretch>0</horstretch>
              <verstretch>0</verstretch>
             </sizepolicy>
            </property>
+         <property name="font">
+          <font>
+           <pointsize>8</pointsize>
+          </font>
+         </property>
            <property name="text">
             <string>Notes</string>
            </property>
@@ -1802,7 +753,7 @@
          <item>
           <widget class="QPushButton" name="pushButton_unitConverter">
            <property name="sizePolicy">
-            <sizepolicy hsizetype="Minimum" vsizetype="Minimum">
+          <sizepolicy hsizetype="Minimum" vsizetype="Maximum">
              <horstretch>0</horstretch>
              <verstretch>0</verstretch>
             </sizepolicy>
@@ -1810,6 +761,9 @@
            <property name="toolTip">
             <string>Unit Converter</string>
            </property>
+         <property name="layoutDirection">
+          <enum>Qt::LeftToRight</enum>
+         </property>
            <property name="text">
             <string/>
            </property>
@@ -1826,13 +780,18 @@
           </widget>
          </item>
          <item>
-          <widget class="QLabel" name="label_7">
+        <widget class="QLabel" name="label_converter">
            <property name="sizePolicy">
             <sizepolicy hsizetype="Minimum" vsizetype="Maximum">
              <horstretch>0</horstretch>
              <verstretch>0</verstretch>
             </sizepolicy>
            </property>
+         <property name="font">
+          <font>
+           <pointsize>8</pointsize>
+          </font>
+         </property>
            <property name="text">
             <string>Converter</string>
            </property>
@@ -1847,7 +806,7 @@
          <item>
           <widget class="QPushButton" name="pushButton_settings">
            <property name="sizePolicy">
-            <sizepolicy hsizetype="Minimum" vsizetype="Minimum">
+          <sizepolicy hsizetype="Minimum" vsizetype="Maximum">
              <horstretch>0</horstretch>
              <verstretch>0</verstretch>
             </sizepolicy>
@@ -1855,6 +814,9 @@
            <property name="toolTip">
             <string>Settings</string>
            </property>
+         <property name="layoutDirection">
+          <enum>Qt::LeftToRight</enum>
+         </property>
            <property name="text">
             <string/>
            </property>
@@ -1871,13 +833,18 @@
           </widget>
          </item>
          <item>
-          <widget class="QLabel" name="label_10">
+        <widget class="QLabel" name="label_options">
            <property name="sizePolicy">
             <sizepolicy hsizetype="Minimum" vsizetype="Maximum">
              <horstretch>0</horstretch>
              <verstretch>0</verstretch>
             </sizepolicy>
            </property>
+         <property name="font">
+          <font>
+           <pointsize>8</pointsize>
+          </font>
+         </property>
            <property name="text">
             <string>Options</string>
            </property>
@@ -1896,18 +863,35 @@
            </property>
            <property name="sizeHint" stdset="0">
             <size>
-             <width>20</width>
-             <height>40</height>
+           <width>0</width>
+           <height>0</height>
             </size>
            </property>
           </spacer>
          </item>
         </layout>
        </widget>
+    </item>
+    <item>
+     <widget class="QStackedWidget" name="stackedWidget">
+      <property name="sizePolicy">
+       <sizepolicy hsizetype="Preferred" vsizetype="Preferred">
+        <horstretch>0</horstretch>
+        <verstretch>0</verstretch>
+       </sizepolicy>
+      </property>
+      <property name="frameShape">
+       <enum>QFrame::StyledPanel</enum>
+      </property>
+      <property name="frameShadow">
+       <enum>QFrame::Raised</enum>
+      </property>
+      <property name="lineWidth">
+       <number>1</number>
+      </property>
       </widget>
      </item>
     </layout>
-   </widget>
   </widget>
   <action name="actionDice">
    <property name="text">
```
Left out of the diff: 23 changed lines with no effect on the pictures. Lines whose indentation alone changed are shown as unchanged.
